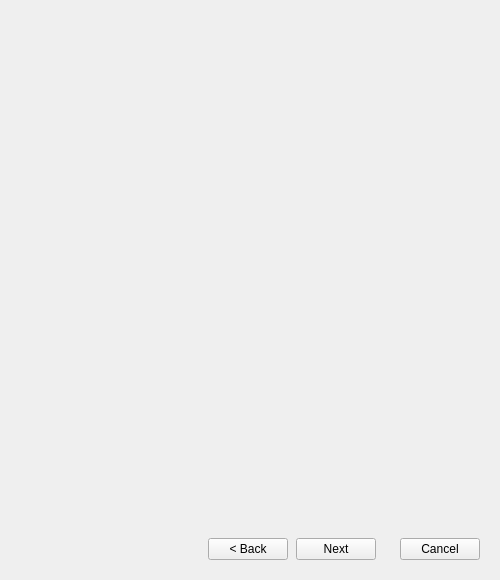
Qt form src/installerwindow.ui (CommitteeOfZero/noidget) before a commit.
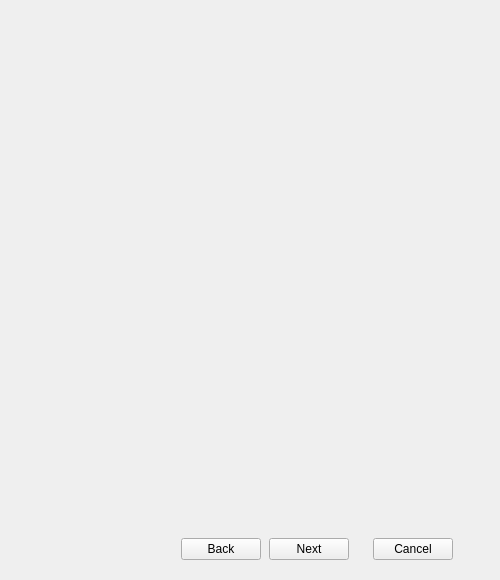
The same form after that commit. Icons and pictures are not drawn.

```diff
--- a/src/installerwindow.ui
+++ b/src/installerwindow.ui
@@ -94,7 +94,7 @@
           <number>20</number>
          </property>
          <property name="leftMargin">
-          <number>16</number>
+          <number>20</number>
          </property>
          <property name="topMargin">
           <number>0</number>
@@ -165,7 +165,7 @@
                 </size>
                </property>
                <property name="text">
-                <string>&lt; Back</string>
+                <string>Back</string>
                </property>
               </widget>
              </item>
@@ -186,20 +186,6 @@
                <property name="text">
                 <string>Next</string>
                </property>
-               <property name="icon">
-                <iconset>
-                 <normalon>:/pointer.png</normalon>
-                </iconset>
-               </property>
-               <property name="iconSize">
-                <size>
-                 <width>24</width>
-                 <height>24</height>
-                </size>
-               </property>
-               <property name="hasIcon" stdset="0">
-                <bool>true</bool>
-               </property>
               </widget>
              </item>
              <item>
@@ -241,6 +227,13 @@
            </item>
           </layout>
          </item>
+         <item>
+          <widget class="QLabel" name="rightImage">
+           <property name="text">
+            <string/>
+           </property>
+          </widget>
+         </item>
         </layout>
        </item>
       </layout>
```
Left out of the diff: 10 changed lines with no effect on the pictures.
